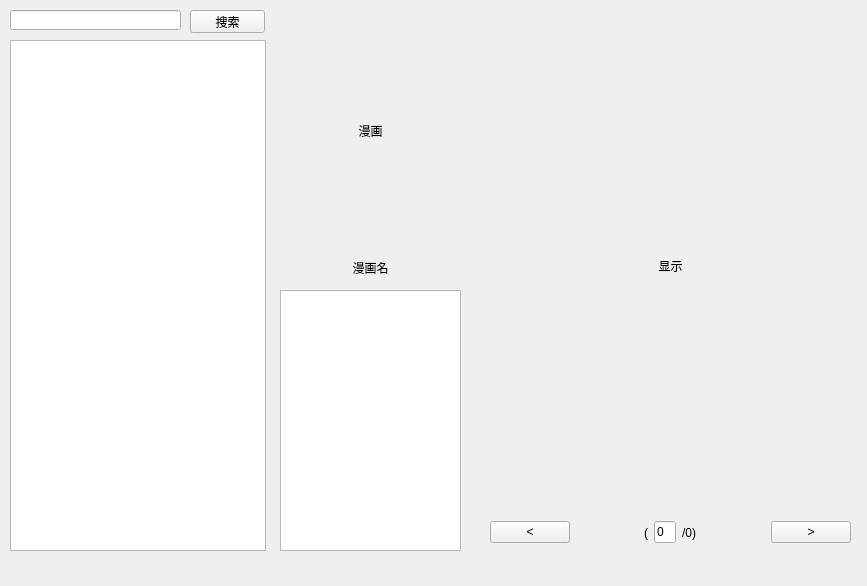
Qt form src/cartoon/ui/cartoon_ui.ui (foundCode/cartoon) before a commit.
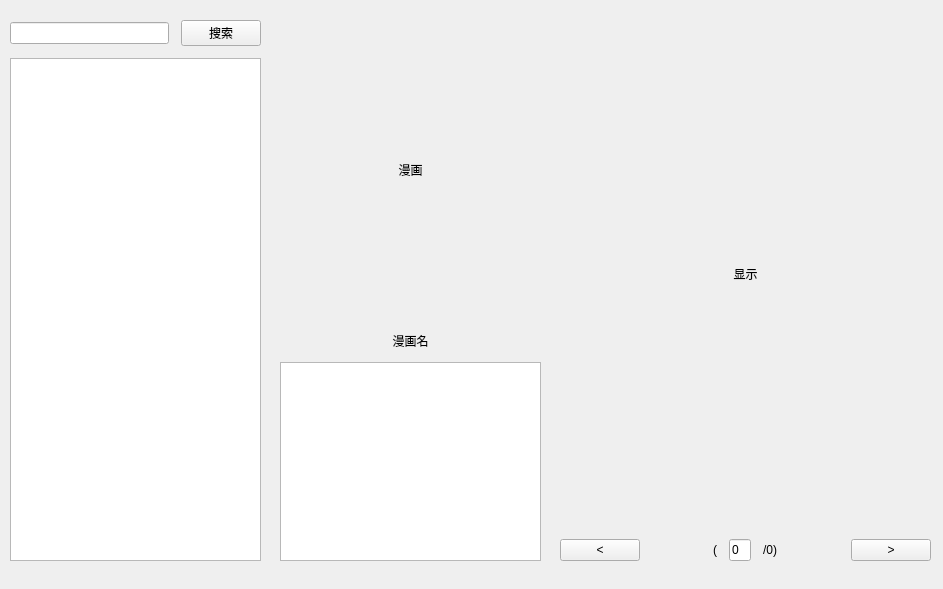
The same form after that commit.

Commit message: 调整布局

What changed in the file:
```diff
--- a/src/cartoon/ui/cartoon_ui.ui
+++ b/src/cartoon/ui/cartoon_ui.ui
@@ -6,55 +6,70 @@
    <rect>
     <x>0</x>
     <y>0</y>
-    <width>867</width>
-    <height>586</height>
+    <width>943</width>
+    <height>589</height>
    </rect>
   </property>
   <property name="windowTitle">
    <string>36mh.com</string>
   </property>
   <widget class="QWidget" name="centralwidget">
+   <widget class="QWidget" name="layoutWidget">
+    <property name="geometry">
+     <rect>
+      <x>10</x>
+      <y>20</y>
+      <width>251</width>
+      <height>541</height>
+     </rect>
+    </property>
+    <layout class="QVBoxLayout" name="verticalLayout">
+     <property name="spacing">
+      <number>12</number>
+     </property>
+     <item>
+      <layout class="QHBoxLayout" name="horizontalLayout">
+       <item>
    <widget class="QLineEdit" name="line_edit_search">
-    <property name="geometry">
-     <rect>
-      <x>10</x>
-      <y>10</y>
-      <width>171</width>
-      <height>20</height>
-     </rect>
-    </property>
-   </widget>
+         <property name="focusPolicy">
+          <enum>Qt::ClickFocus</enum>
+         </property>
+        </widget>
+       </item>
+       <item>
    <widget class="QPushButton" name="push_button_search">
-    <property name="geometry">
-     <rect>
-      <x>190</x>
-      <y>10</y>
-      <width>75</width>
-      <height>23</height>
-     </rect>
-    </property>
     <property name="text">
      <string>搜索</string>
     </property>
    </widget>
-   <widget class="QListView" name="list_view_cartoon">
+       </item>
+      </layout>
+     </item>
+     <item>
+      <widget class="QListView" name="list_view_cartoon"/>
+     </item>
+    </layout>
+   </widget>
+   <widget class="QWidget" name="layoutWidget">
     <property name="geometry">
      <rect>
-      <x>10</x>
-      <y>40</y>
-      <width>256</width>
-      <height>511</height>
+      <x>280</x>
+      <y>20</y>
+      <width>261</width>
+      <height>541</height>
      </rect>
     </property>
-   </widget>
+    <layout class="QVBoxLayout" name="verticalLayout_2">
+     <property name="spacing">
+      <number>12</number>
+     </property>
+     <item>
    <widget class="QLabel" name="label_cartoon_image">
-    <property name="geometry">
-     <rect>
-      <x>280</x>
-      <y>20</y>
-      <width>181</width>
-      <height>221</height>
-     </rect>
+       <property name="minimumSize">
+        <size>
+         <width>0</width>
+         <height>300</height>
+        </size>
     </property>
     <property name="text">
      <string>漫画</string>
@@ -63,15 +78,9 @@
      <set>Qt::AlignCenter</set>
     </property>
    </widget>
+     </item>
+     <item>
    <widget class="QLabel" name="label_cartoon_title">
-    <property name="geometry">
-     <rect>
-      <x>280</x>
-      <y>260</y>
-      <width>181</width>
-      <height>16</height>
-     </rect>
-    </property>
     <property name="text">
      <string>漫画名</string>
     </property>
@@ -79,24 +88,32 @@
      <set>Qt::AlignCenter</set>
     </property>
    </widget>
-   <widget class="QListView" name="list_view_chapter_title">
+     </item>
+     <item>
+      <widget class="QListView" name="list_view_chapter_title"/>
+     </item>
+    </layout>
+   </widget>
+   <widget class="QWidget" name="layoutWidget">
     <property name="geometry">
      <rect>
-      <x>280</x>
-      <y>290</y>
-      <width>181</width>
-      <height>261</height>
+      <x>560</x>
+      <y>20</y>
+      <width>371</width>
+      <height>541</height>
      </rect>
     </property>
-   </widget>
+    <layout class="QVBoxLayout" name="verticalLayout_3">
+     <property name="spacing">
+      <number>12</number>
+     </property>
+     <item>
    <widget class="QLabel" name="label_fragment_image">
-    <property name="geometry">
-     <rect>
-      <x>490</x>
-      <y>20</y>
-      <width>361</width>
-      <height>491</height>
-     </rect>
+       <property name="sizePolicy">
+        <sizepolicy hsizetype="Preferred" vsizetype="Preferred">
+         <horstretch>0</horstretch>
+         <verstretch>1</verstretch>
+        </sizepolicy>
     </property>
     <property name="text">
      <string>显示</string>
@@ -105,15 +122,8 @@
      <set>Qt::AlignCenter</set>
     </property>
    </widget>
-   <widget class="QWidget" name="horizontalLayoutWidget_2">
-    <property name="geometry">
-     <rect>
-      <x>490</x>
-      <y>520</y>
-      <width>361</width>
-      <height>25</height>
-     </rect>
-    </property>
+     </item>
+     <item>
     <layout class="QHBoxLayout" name="horizontalLayout_2">
      <item>
       <widget class="QPushButton" name="push_button_previous_fragment">
@@ -132,7 +142,7 @@
        </property>
        <property name="sizeHint" stdset="0">
         <size>
-         <width>500</width>
+           <width>200</width>
          <height>20</height>
         </size>
        </property>
@@ -172,7 +182,7 @@
        </property>
        <property name="sizeHint" stdset="0">
         <size>
-         <width>500</width>
+           <width>200</width>
          <height>20</height>
         </size>
        </property>
@@ -186,6 +196,8 @@
       </widget>
      </item>
     </layout>
+     </item>
+    </layout>
    </widget>
   </widget>
   <widget class="QMenuBar" name="menubar">
```
Left out of the diff: 2 changed lines with no effect on the pictures. Lines whose indentation alone changed are shown as unchanged. The commit also changes 1 other file.
